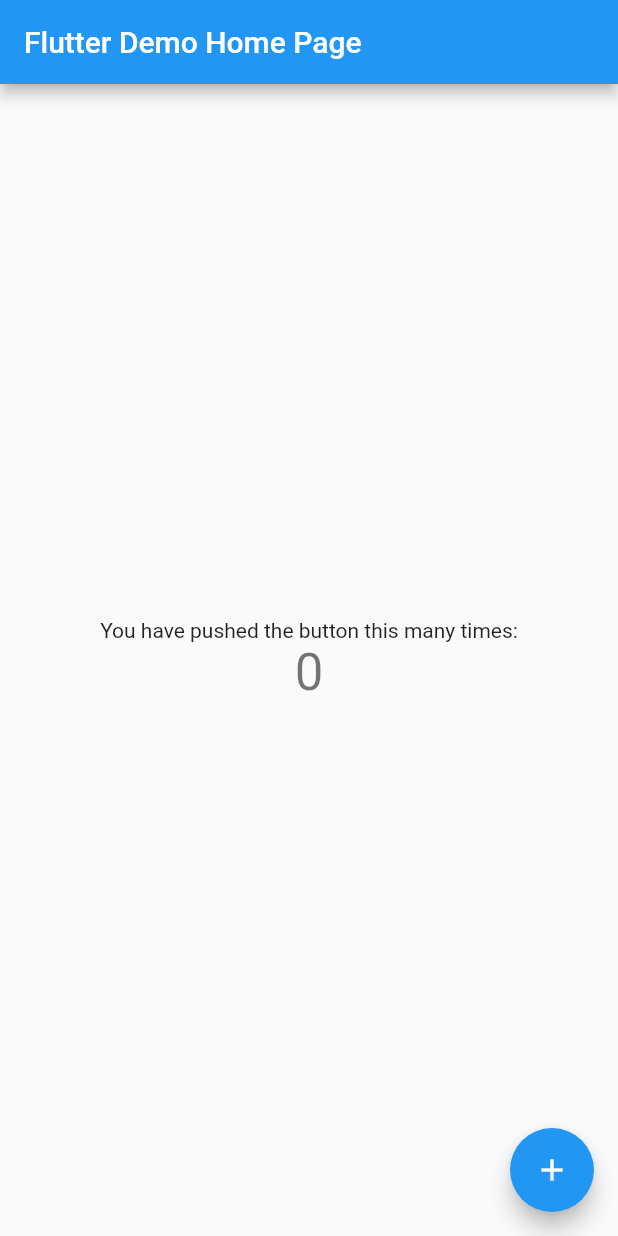
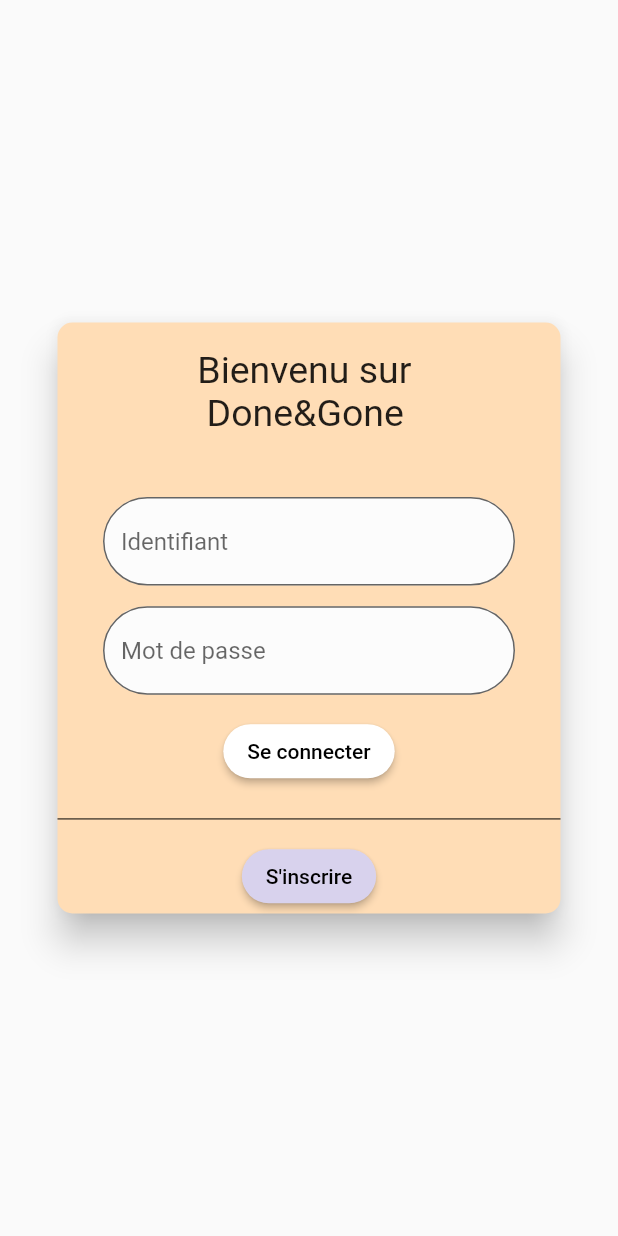
Before and after one commit to Barbary-Theo/FISA3-projet-flutter, a Flutter app: the screen it shows after launch, on a phone screen of 412 x 824 dp. Run offline on Flutter 3.47's test engine with Material 2 defaults, Android fonts, the phone set to English and light mode, and no system bars.

Commit message:
login page front

```diff
--- /dev/null
+++ b/lib/loginPage.dart
@@ -0,0 +1,118 @@
+import 'package:flutter/material.dart';
+
+class LoginPage extends StatelessWidget {
+  const LoginPage({Key key}) : super(key: key);
+
+  tempo() {
+    print("oui");
+  }
+
+  @override
+  Widget build(BuildContext context) {
+    return Scaffold(
+      body: Center(
+        child: SizedBox (
+          width: MediaQuery.of(context).size.width / 1.2,
+          height: MediaQuery.of(context).size.height / 2.05,
+          child: Card(
+            shadowColor: Colors.black,
+            elevation: 10,
+            shape: RoundedRectangleBorder(
+              borderRadius: BorderRadius.circular(10.0),
+            ),
+            color: const Color(0xFFFFDDB6),
+            child: Column(
+              children: [
+                SizedBox(
+                  height: MediaQuery.of(context).size.width / 24,
+                ),
+                const Center(
+                    child: Text("Bienvenu sur \n Done&Gone", style: TextStyle(fontSize: 25),)
+                ),
+                SizedBox(
+                  height: MediaQuery.of(context).size.width / 10,
+                ),
+                Center(
+                  child: SizedBox(
+                    width: MediaQuery.of(context).size.width / 1.5,
+                    child: const TextField(
+                      decoration: InputDecoration(
+                          border: OutlineInputBorder(
+                            borderRadius: BorderRadius.all(
+                              Radius.circular(40.0),
+                            ),
+                          ),
+                          filled: true,
+                          hintText: "Identifiant",
+                          fillColor: Color(0xFFFCFCFC)
+                      ),
+                    ),
+                  ),
+                ),
+                SizedBox(
+                  height: MediaQuery.of(context).size.width / 30,
+                ),
+                Center(
+                  child: SizedBox(
+                    width: MediaQuery.of(context).size.width / 1.5,
+                    child: const TextField(
+                      obscureText: true,
+                      decoration: InputDecoration(
+                          border: OutlineInputBorder(
+                            borderRadius: BorderRadius.all(
+                                Radius.circular(40.0),
+                            ),
+                          ),
+                          filled: true,
+                          hintText: "Mot de passe",
+                          fillColor: Color(0xFFFCFCFC)
+                      ),
+                    ),
+                  ),
+                ),
+                SizedBox(
+                  height: MediaQuery.of(context).size.width / 30,
+                ),
+                Center(
+                  child: ElevatedButton(
+                    onPressed: () {},
+                    child: const Text('Se connecter', style: TextStyle(color: Colors.black),),
+                    style: ButtonStyle(
+                      backgroundColor:  MaterialStateProperty.all<Color>(Colors.white),
+                      shape: MaterialStateProperty.all<RoundedRectangleBorder>(
+                        RoundedRectangleBorder(
+                          borderRadius: BorderRadius.circular(18.0),
+                        ),
+                      ),
+                    )
+                  ),
+                ),
+                SizedBox(
+                  height: MediaQuery.of(context).size.width / 20,
+                ),
+                Divider(color: Colors.black, height: 1),
+                SizedBox(
+                  height: MediaQuery.of(context).size.width / 30,
+                ),
+                Center(
+                  child: ElevatedButton(
+                      onPressed: () {},
+                      child: const Text("S'inscrire", style: TextStyle(color: Colors.black),),
+                      style: ButtonStyle(
+                        backgroundColor:  MaterialStateProperty.all<Color>(Color (0xFFD8D2ED)),
+                        shape: MaterialStateProperty.all<RoundedRectangleBorder>(
+                          RoundedRectangleBorder(
+                            borderRadius: BorderRadius.circular(18.0),
+                          ),
+                        ),
+                      )
+                  ),
+                ),
+              ],
+            ),
+          ),
+        ),
+      ),
+    );
+  }
+}
--- a/lib/main.dart
+++ b/lib/main.dart
@@ -1,17 +1,19 @@
 import 'package:flutter/material.dart';
+import 'loginPage.dart';
 
 void main() {
   runApp(const MyApp());
 }
 
 class MyApp extends StatelessWidget {
-  const MyApp({Key? key}) : super(key: key);
+  const MyApp({Key key}) : super(key: key);
 
   // This widget is the root of your application.
   @override
   Widget build(BuildContext context) {
     return MaterialApp(
       title: 'Flutter Demo',
+      debugShowCheckedModeBanner: false,
       theme: ThemeData(
         // This is the theme of your application.
         //
@@ -24,13 +26,13 @@ class MyApp extends StatelessWidget {
         // is not restarted.
         primarySwatch: Colors.blue,
       ),
-      home: const MyHomePage(title: 'Flutter Demo Home Page'),
+      home: const LoginPage(),
     );
   }
 }
 
 class MyHomePage extends StatefulWidget {
-  const MyHomePage({Key? key, required this.title}) : super(key: key);
+  const MyHomePage({Key key, this.title}) : super(key: key);
 
   // This widget is the home page of your application. It is stateful, meaning
   // that it has a State object (defined below) that contains fields that affect
```
Also changed, not shown: pubspec.yaml (+9 -8 lines), assets/logo.png (added), pubspec.lock.
